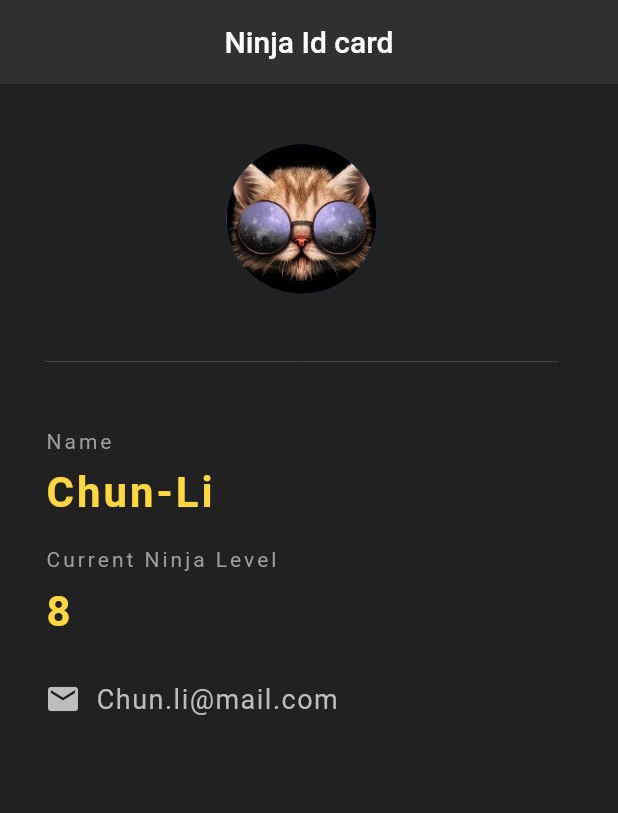
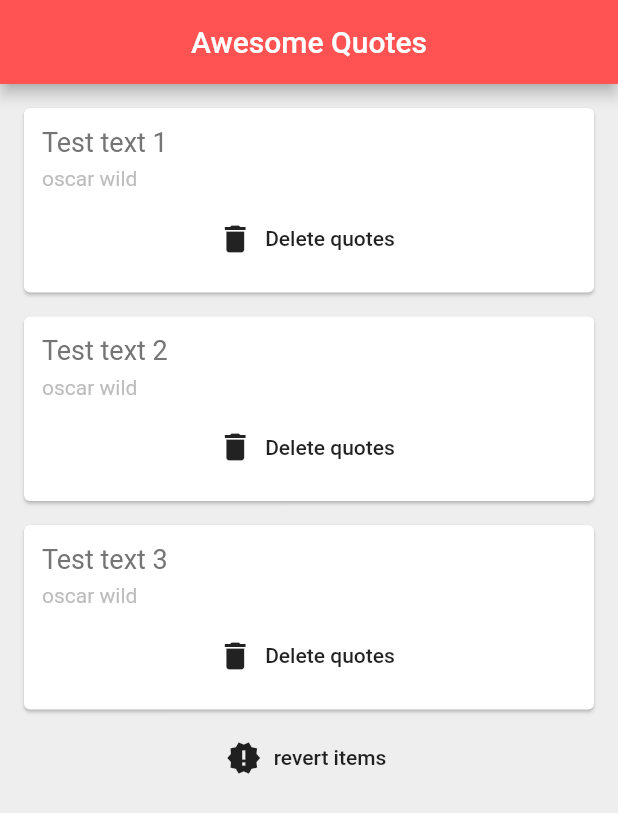
Before and after one commit to zif002/flutter, a Flutter app: the screen it shows after launch, on a phone screen of 412 x 824 dp. Shown: the top 813 px of the screen. Run offline on Flutter 3.47's test engine with Material 2 defaults, Android fonts, the phone set to English and light mode, and no system bars.

Commit message:
added set state and remoce items

```diff
--- a/lib/main.dart
+++ b/lib/main.dart
@@ -1,87 +1,57 @@
+import 'dart:collection';
+
 import 'package:flutter/material.dart';
+import 'quote.dart';
+import 'quote_card.dart';
+void main() => runApp(MaterialApp(home: QuoteList()));
 
-void main() => runApp(MaterialApp(home: NinjaCard()));
+class QuoteList extends StatefulWidget {
+  @override
+  _QuoteListState createState() => _QuoteListState();
+}
 
-class NinjaCard extends StatelessWidget {
+class _QuoteListState extends State<QuoteList> {
+  List<Quote> quotes = [
+    Quote(text: 'Test text 1', author: 'oscar wild'),
+    Quote(text: 'Test text 2', author: 'oscar wild'),
+    Quote(text: 'Test text 3', author: 'oscar wild'),
+  ];
+
   @override
   Widget build(BuildContext context) {
     return Scaffold(
-      backgroundColor: Colors.grey[900],
+      backgroundColor: Colors.grey[200],
       appBar: AppBar(
-        title: Text('Ninja Id card'),
+        title: Text('Awesome Quotes'),
         centerTitle: true,
-        backgroundColor: Colors.grey[850],
-        elevation: 0.0,
+        backgroundColor: Colors.redAccent,
       ),
-      body: Padding(
-        padding: EdgeInsets.fromLTRB(30, 40, 40, 0),
-        child: Column(
-          crossAxisAlignment: CrossAxisAlignment.start,
-          children: <Widget>[
-            Center(
-              child: CircleAvatar(
-                backgroundImage: AssetImage('assets/img/image.jpeg'),
-                radius: 50,
-              ),
-            ),
-            Divider(
-              height: 90,
-              color: Colors.grey[800],
-            ),
-            Text(
-              'Name',
-              style: TextStyle(
-                color: Colors.grey,
-                letterSpacing: 2,
-              ),
-            ),
-            SizedBox(height: 10.0),
-            Text(
-              'Chun-Li',
-              style: TextStyle(
-                  color: Colors.amberAccent[200],
-                  letterSpacing: 2,
-                  fontSize: 28,
-                  fontWeight: FontWeight.bold),
-            ),
-            SizedBox(height: 20.0),
-            Text(
-              'Current Ninja Level',
-              style: TextStyle(
-                color: Colors.grey,
-                letterSpacing: 2,
-              ),
-            ),
-            SizedBox(height: 10.0),
-            Text(
-              '8',
-              style: TextStyle(
-                  color: Colors.amberAccent[200],
-                  letterSpacing: 2,
-                  fontSize: 28,
-                  fontWeight: FontWeight.bold),
-            ),
-            SizedBox(height: 30.0),
-            Row(
-              children: <Widget>[
-                Icon(
-                  Icons.email,
-                  color: Colors.grey[400],
-                ),
-                SizedBox(width: 10.0),
-                Text(
-                  'Chun.li@mail.com',
-                  style: TextStyle(
-                    color: Colors.grey[400],
-                    fontSize: 18,
-                    letterSpacing: 1.0,
-                  ),
-                ),
-              ],
-            ),
+      body: Column(
+          children: [...quotes.map((quote) => QuoteCard(
+            quote: quote,
+            delete: () {
+              setState(() {
+                quotes.remove(quote);
+              });
+            }
+          )).toList(),
+          SizedBox(height: 8),
+          FlatButton.icon(
+            onPressed: () {
+              setState(() {
+                quotes = [
+                  Quote(text: 'Test text 1', author: 'oscar wild'),
+                  Quote(text: 'Test text 2', author: 'oscar wild'),
+                  Quote(text: 'Test text 3', author: 'oscar wild'),
+                ];
+              });
+            },
+            label: Text('revert items'),
+            icon: Icon(Icons.new_releases),
+          )
           ],
-        ),
-      ),
+
+      )
     );
   }
 }
--- /dev/null
+++ b/lib/quote.dart
@@ -0,0 +1,7 @@
+class Quote {
+  String text;
+  String author;
+
+  Quote({this.text, this.author});
+
+}
--- /dev/null
+++ b/lib/quote_card.dart
@@ -0,0 +1,46 @@
+import 'package:flutter/material.dart';
+import 'quote.dart';
+
+class QuoteCard extends StatelessWidget {
+
+  final Quote quote;
+  final Function delete;
+  QuoteCard({ this.quote, this.delete });
+
+
+  @override
+  Widget build(BuildContext context) {
+    return Card(
+      margin: EdgeInsets.fromLTRB(16, 16, 16, 0),
+      child: Padding(
+        padding: const EdgeInsets.all(12.0),
+        child: Column(
+          crossAxisAlignment: CrossAxisAlignment.stretch,
+          children: <Widget>[
+            Text(
+              quote.text,
+              style: TextStyle(
+                fontSize: 18,
+                color: Colors.grey[600]
+              ),
+            ),
+            SizedBox(height: 6),
+            Text(
+              quote.author,
+              style: TextStyle(
+                fontSize: 14,
+                color: Colors.grey[400]
+              ),
+            ),
+            SizedBox(height: 8),
+            FlatButton.icon(
+              onPressed: delete,
+              label: Text('Delete quotes'),
+              icon: Icon(Icons.delete),
+            )
+          ],
+        ),
+      )
+    );
+  }
+}
```
Also changed, not shown: 1 other file.
